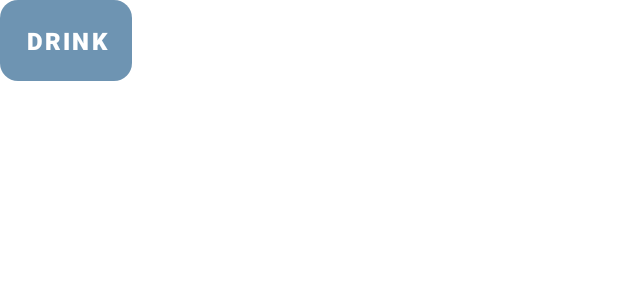
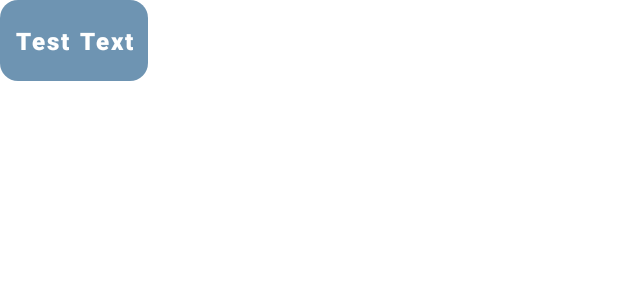
Before and after one commit to AdamLin0626/DrinksMachine, an Android app: the layout type_button.xml on its own in the app's theme, with its tools: preview values and no code run, on a phone screen of 412 x 824 dp. Shown: the top 300 px of the screen. Run offline under Robolectric (Android 15) with nearby library versions, the phone set to English and light mode, and no system bars.

```diff
--- a/ClientApp_Android(Kotilin)/app/src/main/res/layout/type_button.xml
+++ b/ClientApp_Android(Kotilin)/app/src/main/res/layout/type_button.xml
@@ -4,7 +4,8 @@
     android:layout_width="wrap_content"
     android:layout_height="wrap_content"
     android:padding="10dp"
-    android:text="@string/plaintext_drink"
+    android:textAllCaps="false"
+    android:text="@string/default_text"
     android:textColor="@color/white"
     android:textSize="16sp"
     android:textStyle="bold"
```
